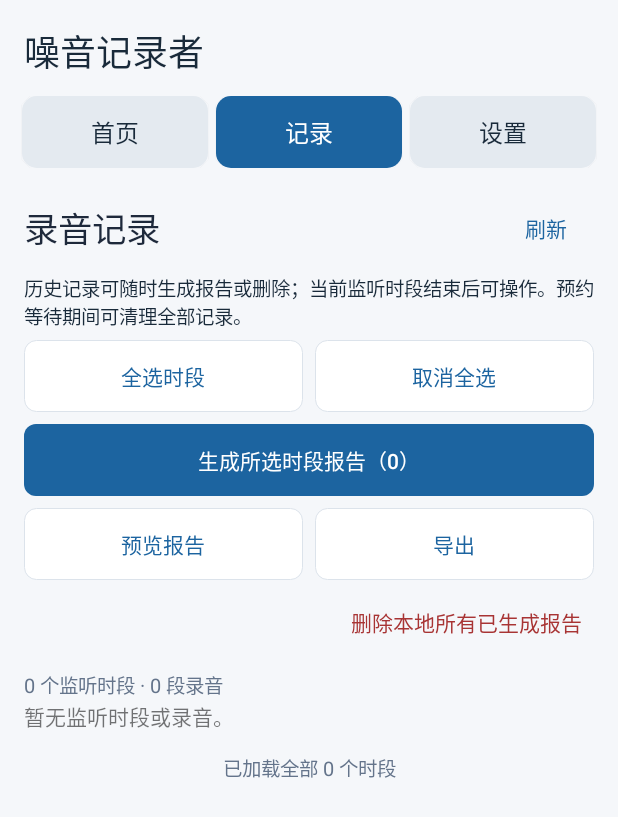
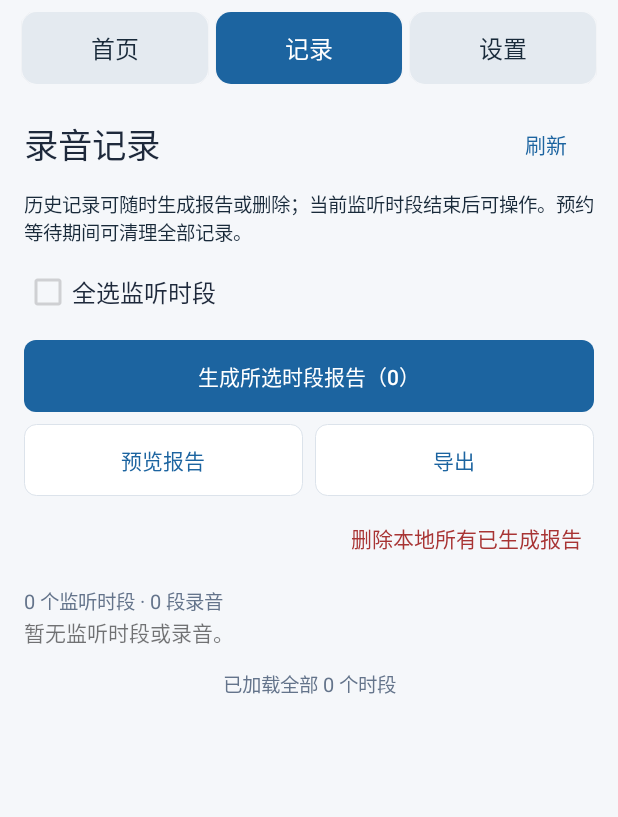
Before and after one commit to Marksss/NoiseRecoder, an Android app: the screen it shows after launch (MainActivity), after a tap on "查看录音记录", on a phone screen of 412 x 824 dp. Shown: the top 817 px of the screen. Run offline under Robolectric (Android 15) with nearby library versions, the phone set to English and light mode, and no system bars; pictures from the network do not load.

Commit message:
Simplify header and use one checkbox for period selection

```diff
--- a/app/build.gradle.kts
+++ b/app/build.gradle.kts
@@ -2,7 +2,7 @@ plugins { id("com.android.application"); id("org.jetbrains.kotlin.android") }
 android {
     namespace = "com.example.noiserecorder"
     compileSdk = 35
-    defaultConfig { applicationId = "com.example.noiserecorder"; minSdk = 30; targetSdk = 35; versionCode = 19; versionName = "1.8.5"; testInstrumentationRunner = "com.example.noiserecorder.SmokeInstrumentation" }
+    defaultConfig { applicationId = "com.example.noiserecorder"; minSdk = 30; targetSdk = 35; versionCode = 20; versionName = "1.8.6"; testInstrumentationRunner = "com.example.noiserecorder.SmokeInstrumentation" }
     compileOptions { sourceCompatibility = JavaVersion.VERSION_17; targetCompatibility = JavaVersion.VERSION_17 }
     kotlinOptions { jvmTarget = "17" }
 }
--- a/app/src/main/java/com/example/noiserecorder/MainActivity.kt
+++ b/app/src/main/java/com/example/noiserecorder/MainActivity.kt
@@ -46,6 +46,7 @@ class MainActivity : Activity() {
     private lateinit var immediateStop: Button
     private lateinit var resumeReservation: Button
     private lateinit var stopReservation: Button
+    private lateinit var selectAllPeriods: CheckBox
     private lateinit var reportButton: Button
     private lateinit var recordSummary: TextView
     private lateinit var batteryStatus: TextView
@@ -96,7 +97,6 @@ class MainActivity : Activity() {
         savedInstanceState?.getIntArray("pageScrolls")?.forEachIndexed { index, y -> if(index < pendingScrolls.size) pendingScrolls[index]=y }
         val root = LinearLayout(this).apply { orientation = LinearLayout.VERTICAL; setBackgroundColor(Color.rgb(245, 247, 250)) }
         val tabBar = LinearLayout(this).apply { orientation = LinearLayout.HORIZONTAL; setPadding(dp(12), dp(8), dp(12), dp(8)) }
-        root.addView(TextView(this).apply { text="噪音记录者"; textSize=24f; setTextColor(Color.rgb(25,42,58)); setPadding(dp(16),dp(16),dp(16),dp(4)) })
         root.addView(tabBar)
         val pageHost = FrameLayout(this)
         root.addView(pageHost, LinearLayout.LayoutParams(ViewGroup.LayoutParams.MATCH_PARENT, 0, 1f))
@@ -173,10 +173,12 @@ class MainActivity : Activity() {
         recordsHeading.addView(uiAction("刷新",outlined=false) { recordLimit=15; pages[1].scrollTo(0,0); refreshRecords() },LinearLayout.LayoutParams(dp(64),ViewGroup.LayoutParams.WRAP_CONTENT))
         content.addView(recordsHeading)
         label("历史记录可随时生成报告或删除；当前监听时段结束后可操作。预约等待期间可清理全部记录。",13f)
-        val selectionActions=LinearLayout(this).apply { orientation=LinearLayout.HORIZONTAL }
-        addAction(selectionActions,uiAction("全选时段") { setAllRecordSelection(true) })
-        addAction(selectionActions,uiAction("取消全选") { setAllRecordSelection(false) })
-        content.addView(selectionActions)
+        selectAllPeriods=CheckBox(this).apply {
+            text="全选监听时段"; textSize=16f; setTextColor(Color.rgb(30,41,59)); minHeight=dp(48)
+            contentDescription="全选或取消选择全部监听时段"
+            setOnClickListener { setAllRecordSelection(isChecked) }
+        }
+        content.addView(selectAllPeriods)
         reportButton=uiAction("生成所选时段报告（0）",primary=true) { generateSelectedSessionReport() }
         reportButton.contentDescription="生成所选时段报告"
         content.addView(reportButton,LinearLayout.LayoutParams(ViewGroup.LayoutParams.MATCH_PARENT,ViewGroup.LayoutParams.WRAP_CONTENT).apply { topMargin=dp(8); bottomMargin=dp(8) })
@@ -454,10 +456,10 @@ class MainActivity : Activity() {
         val (list,sessions) = EvidenceStore(this).use { store -> if (!MonitorService.running) store.recover(); store.list() to store.sessions() }
         recordSummary.text="${sessions.size} 个监听时段 · ${list.size} 段录音"
         selectedReportSessions.retainAll(sessions.filter { it.status !in setOf("monitoring","deleting") }.map { it.id }.toSet())
+        recordSessions=sessions
         updateReportButton()
         expandedSessions.retainAll(sessions.map { it.id }.toSet())
         if (list.isEmpty() && sessions.isEmpty()) records.addView(TextView(this).apply { text = "暂无监听时段或录音。" })
-        recordSessions=sessions
         recordAudio=list
         renderedSessions=0
         recordsFooter=null
@@ -613,6 +615,11 @@ class MainActivity : Activity() {
         if(selected && selectedReportSessions.size>31) toast("已全选 ${selectedReportSessions.size} 个历史时段；每份报告最多 31 个，请分批生成")
     }
     private fun updateReportButton() {
+        if(::selectAllPeriods.isInitialized) {
+            val eligible=recordSessions.filter { it.status !in setOf("monitoring","deleting") }
+            selectAllPeriods.isChecked=eligible.isNotEmpty() && eligible.all { it.id in selectedReportSessions }
+            selectAllPeriods.isEnabled=eligible.isNotEmpty() || selectedReportSessions.isNotEmpty()
+        }
         recordSelectionBoxes.forEach { (id,box) -> box.isChecked=id in selectedReportSessions }
         if(::reportButton.isInitialized) reportButton.text="生成所选时段报告（${selectedReportSessions.size}）"
     }
```
Also changed, not shown: 4 other files.
